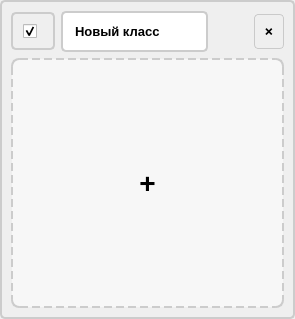
Before: the Qt Designer form src/uis/widgets/class_field.ui in b1t0nese/MacLearn, drawn with Qt 5.
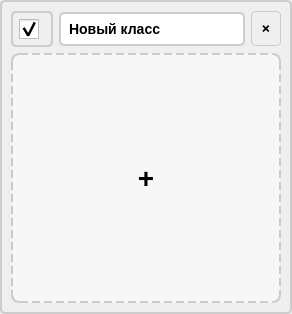
After: the same form once the commit is applied.

What changed in the file:
```diff
--- a/src/uis/widgets/class_field.ui
+++ b/src/uis/widgets/class_field.ui
@@ -22,6 +22,19 @@
     <layout class="QHBoxLayout" name="horizontalLayout_3">
      <item>
       <widget class="QCheckBox" name="class_checkbox">
+       <property name="styleSheet">
+        <string notr="true">
+QCheckBox {
+    border: 2px solid #ccc;
+    border-radius: 5px;
+    padding: 6px;
+}
+QCheckBox::indicator {
+    width: 20px;
+    height: 20px;
+}
+        </string>
+       </property>
        <property name="checked">
         <bool>true</bool>
        </property>
@@ -32,7 +45,10 @@
        <property name="styleSheet">
         <string notr="true">
 QLineEdit {
-    font-size: 13px;
+    border: 2px solid #ccc;
+    border-radius: 5px;
+    padding: 6px;
+    font-size: 14px;
     font-weight: bold;
 }
 QLineEdit:focus {
@@ -45,7 +61,7 @@
        </property>
       </widget>
      </item>
-     <item>
+     <!-- <item>
       <spacer name="horizontalSpacer_3">
        <property name="orientation">
         <enum>Qt::Horizontal</enum>
@@ -57,7 +73,7 @@
         </size>
        </property>
       </spacer>
-     </item>
+     </item> -->
      <item>
       <widget class="QPushButton" name="class_delete">
        <property name="styleSheet">
```
Left out of the diff: 7 changed lines with no effect on the pictures.
